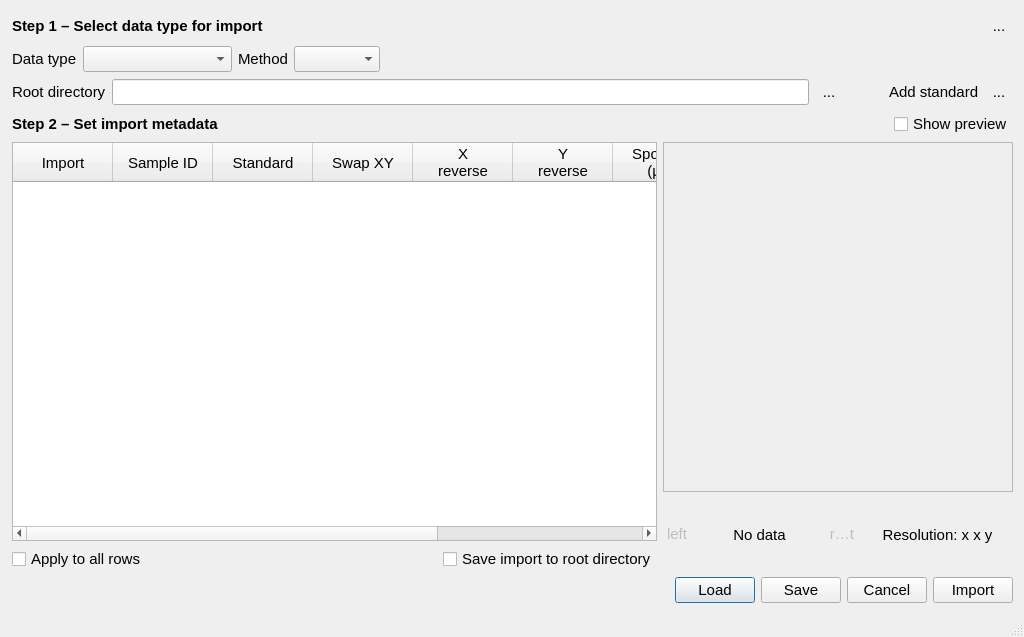
Old version of the form designer/ImportDialog.ui in the repository dhasterok/LaserMapExplorer.
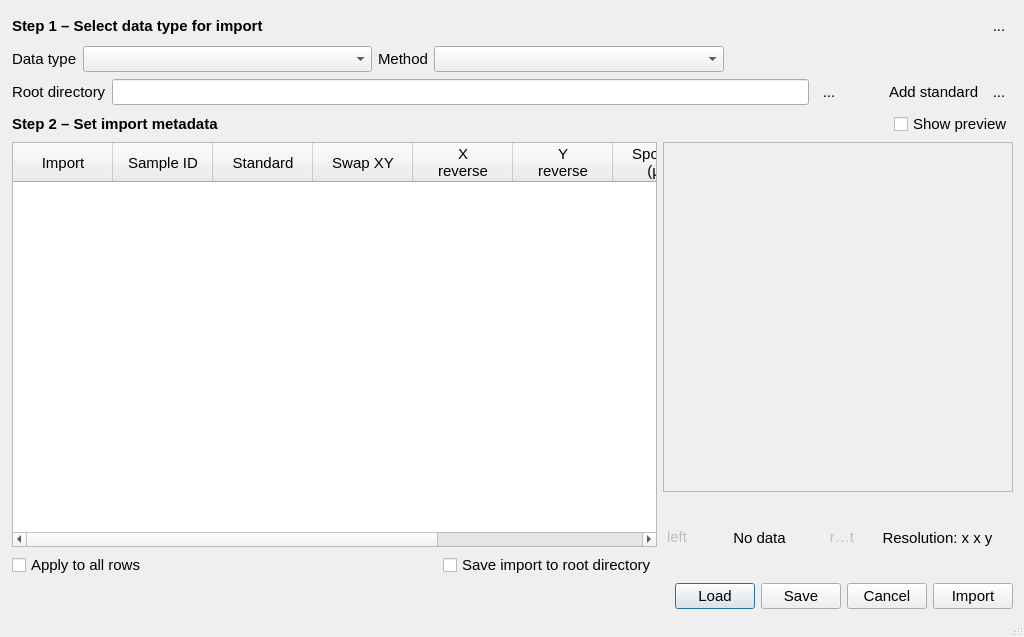
New version of the form. Icons and pictures are not drawn.

```diff
--- a/designer/ImportDialog.ui
+++ b/designer/ImportDialog.ui
@@ -40,13 +40,13 @@
     </sizepolicy>
    </property>
   </widget>
-  <widget class="QWidget" name="">
+  <widget class="QWidget" name="layoutWidget">
    <property name="geometry">
     <rect>
      <x>12</x>
      <y>12</y>
      <width>1001</width>
-     <height>591</height>
+     <height>597</height>
     </rect>
    </property>
    <layout class="QVBoxLayout" name="verticalLayout_3">
@@ -123,6 +123,12 @@
       </item>
       <item>
        <widget class="QComboBox" name="comboBoxDataType">
+        <property name="sizePolicy">
+         <sizepolicy hsizetype="MinimumExpanding" vsizetype="Fixed">
+          <horstretch>0</horstretch>
+          <verstretch>0</verstretch>
+         </sizepolicy>
+        </property>
         <property name="toolTip">
          <string>Select data type</string>
         </property>
@@ -172,6 +178,12 @@
       </item>
       <item>
        <widget class="QComboBox" name="comboBoxMethod">
+        <property name="sizePolicy">
+         <sizepolicy hsizetype="MinimumExpanding" vsizetype="Fixed">
+          <horstretch>0</horstretch>
+          <verstretch>0</verstretch>
+         </sizepolicy>
+        </property>
         <property name="toolTip">
          <string>Select method of collection for data type</string>
         </property>
```
Left out of the diff: 15 changed lines with no effect on the pictures.
